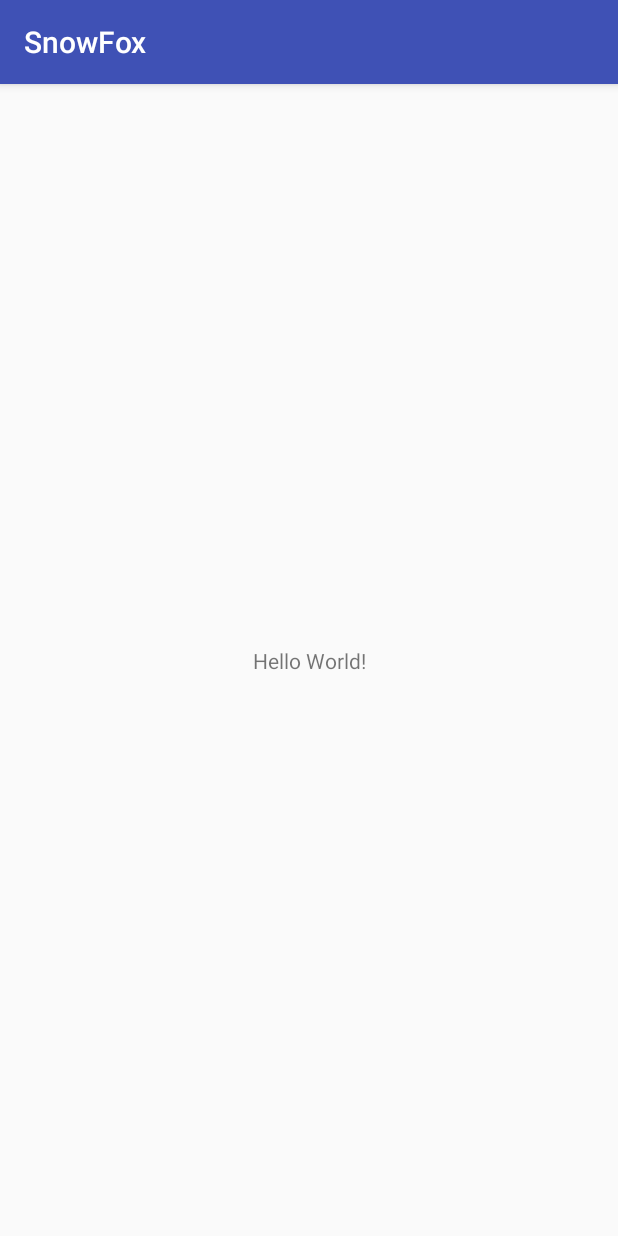
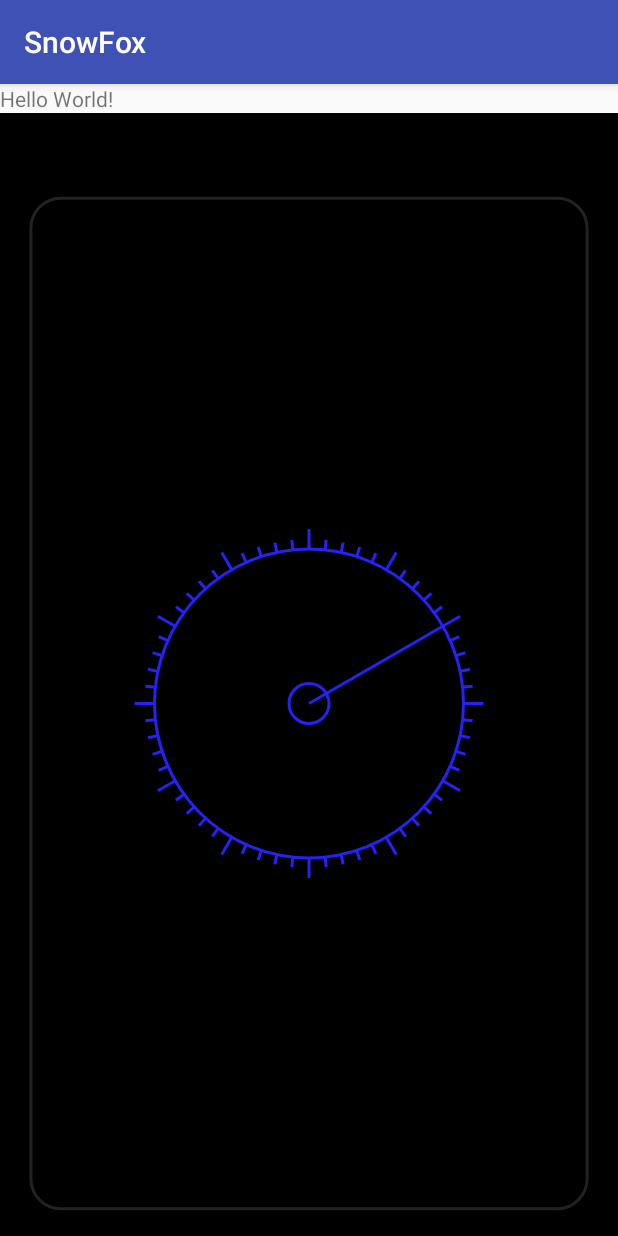
Before and after one commit to CheckTiger/Snow, an Android app: the screen it shows after launch (MainActivity), on a phone screen of 412 x 824 dp. Run offline under Robolectric (Android 15) with nearby library versions, the phone set to English and light mode, and no system bars.

Commit message:
1.自定义时钟view待完善

```diff
--- a/app/src/main/java/cn/sxh/snowfox/view/BottomButtonView.java
+++ b/app/src/main/java/cn/sxh/snowfox/view/BottomButtonView.java
@@ -1,19 +1,117 @@
 package cn.sxh.snowfox.view;
 
 import android.content.Context;
+import android.content.res.TypedArray;
+import android.graphics.Canvas;
+import android.graphics.Paint;
+import android.graphics.RectF;
+import android.support.annotation.Nullable;
 import android.util.AttributeSet;
-import android.widget.RadioGroup;
+import android.view.View;
+
+import cn.sxh.snowfox.R;
 
 /**
  * Created by snow on 2017/7/30.
  */
 
-public class BottomButtonView extends RadioGroup {
+public class BottomButtonView extends View {
+    private float mBorderWidth; //默认背景色
+    private int mBorderColor; //默认高度
+    private static int DEFAULT_CANVAS_COLOR = 0xff000000;//画布颜色
+
+    private Paint mPaint;//画笔
+    private RectF mBounds;//
+    private float width;//宽度
+    private float height;//高度
+    private float radius;//角度
+    private float smallLength;//最小长度
+    private float largeLength;//最大长度
     public BottomButtonView(Context context) {
         super(context);
+        init(context, null);
     }
 
     public BottomButtonView(Context context, AttributeSet attrs) {
         super(context, attrs);
+        init(context,attrs);
+    }
+
+
+    public BottomButtonView(Context context, @Nullable AttributeSet attrs, int defStyleAttr) {
+        super(context, attrs, defStyleAttr);
+        init(context,attrs);
+    }
+
+    /**
+     * 初始化配置属性
+     * @param context
+     * @param attrs
+     */
+    private void init(Context context, AttributeSet attrs) {
+        TypedArray a = context.getTheme().obtainStyledAttributes(attrs, R.styleable.BottomButtonView,0,0);
+        mBorderColor = a.getColor(R.styleable.BottomButtonView_border_color,0xf600000);
+        mBorderWidth = a.getDimension(R.styleable.BottomButtonView_default_width,2);
+        a.recycle();
+        initPaint();
+    }
+
+    /**
+     * 初始化画笔
+     */
+    private void initPaint() {
+        mPaint = new Paint(Paint.ANTI_ALIAS_FLAG);//用于绘制时抗锯齿
+//        mPaint.setAntiAlias(true);//用于绘制时抗锯齿
+        mPaint.setStyle(Paint.Style.STROKE);//描边
+        mPaint.setStrokeWidth(mBorderWidth);//设置边缘宽度
+        mPaint.setColor(mBorderColor);//设置画笔颜色
+    }
+
+    @Override
+    protected void onSizeChanged(int w, int h, int oldw, int oldh) {
+        super.onSizeChanged(w, h, oldw, oldh);
+        mBounds = new RectF(getLeft(),getTop(),getRight(),getBottom());
+        width = mBounds.right - mBounds.left;
+        height = mBounds.bottom - mBounds.top;
+        if (width < height) {
+            radius = width / 4;
+        } else {
+            radius = height/4;
+        }
+        smallLength = 10;
+        largeLength = 20;
+    }
+
+    @Override
+    protected void onDraw(Canvas canvas) {
+        super.onDraw(canvas);
+        canvas.drawColor(DEFAULT_CANVAS_COLOR);
+        mPaint.setColor(0x66555555);
+        RectF rectF = new RectF(mBounds.centerX() - (float) 0.9 * width / 2,
+                mBounds.centerY() - (float) 0.9 * height / 2, mBounds.centerX() + (float) 0.9 * width / 2, mBounds.centerY() + (float) 0.9 * height / 2);
+        canvas.drawRoundRect(rectF,30,30,mPaint);
+        mPaint.setColor(mBorderColor);
+        canvas.drawCircle(mBounds.centerX(), mBounds.centerY(), radius, mPaint);
+        float start_x , start_y;
+        float end_x,end_y;
+        for (int i = 0; i < 60; i++) {
+            start_x = (radius * (float) Math.cos(Math.PI / 180 * i * 6));
+            start_y = (radius * (float) Math.sin(Math.PI / 180 * i * 6));
+            if (i % 5 == 0) {
+                end_x = start_x + largeLength * (float) Math.cos(Math.PI / 180 * i * 6);
+                end_y = start_y + largeLength * (float) Math.sin(Math.PI / 180 * i * 6);
+            } else {
+                end_x = start_x + smallLength * (float) Math.cos(Math.PI / 180 * i * 6);
+                end_y = start_y + smallLength * (float) Math.sin(Math.PI / 180 * i * 6);
+            }
+            start_x += mBounds.centerX();
+            end_x += mBounds.centerX();
+            start_y += mBounds.centerY();
+            end_y += mBounds.centerY();
+            canvas.drawLine(start_x, start_y, end_x, end_y, mPaint);
+        }
+        canvas.drawCircle(mBounds.centerX(),mBounds.centerY(),20,mPaint);
+        canvas.rotate(60, mBounds.centerX(), mBounds.centerY());
+        canvas.drawLine(mBounds.centerX(),mBounds.centerY(),mBounds.centerX(),mBounds.centerY()-radius,mPaint);
     }
 }
--- a/app/src/main/res/layout/activity_main.xml
+++ b/app/src/main/res/layout/activity_main.xml
@@ -1,18 +1,20 @@
 <?xml version="1.0" encoding="utf-8"?>
-<android.support.constraint.ConstraintLayout xmlns:android="http://schemas.android.com/apk/res/android"
-    xmlns:app="http://schemas.android.com/apk/res-auto"
+<LinearLayout xmlns:android="http://schemas.android.com/apk/res/android"
     xmlns:tools="http://schemas.android.com/tools"
     android:layout_width="match_parent"
     android:layout_height="match_parent"
+    android:orientation="vertical"
+    xmlns:app="http://schemas.android.com/apk/res-auto"
     tools:context="cn.sxh.snowfox.MainActivity">
 
     <TextView
         android:layout_width="wrap_content"
         android:layout_height="wrap_content"
         android:text="Hello World!"
-        app:layout_constraintBottom_toBottomOf="parent"
-        app:layout_constraintLeft_toLeftOf="parent"
-        app:layout_constraintRight_toRightOf="parent"
-        app:layout_constraintTop_toTopOf="parent" />
-
-</android.support.constraint.ConstraintLayout>
+        android:id="@+id/textView" />
+    <cn.sxh.snowfox.view.BottomButtonView
+        android:layout_width="match_parent"
+        android:layout_height="match_parent"
+        app:border_color="#ff2523f4"
+        app:default_width = "2dp" />
+</LinearLayout>
--- /dev/null
+++ b/app/src/main/res/values/attrs.xml
@@ -0,0 +1,7 @@
+<?xml version="1.0" encoding="utf-8"?>
+<resources>
+    <declare-styleable name="BottomButtonView">
+        <attr name="border_color" format="color"/>
+        <attr name="default_width" format="dimension"/>
+    </declare-styleable>
+</resources>
```
